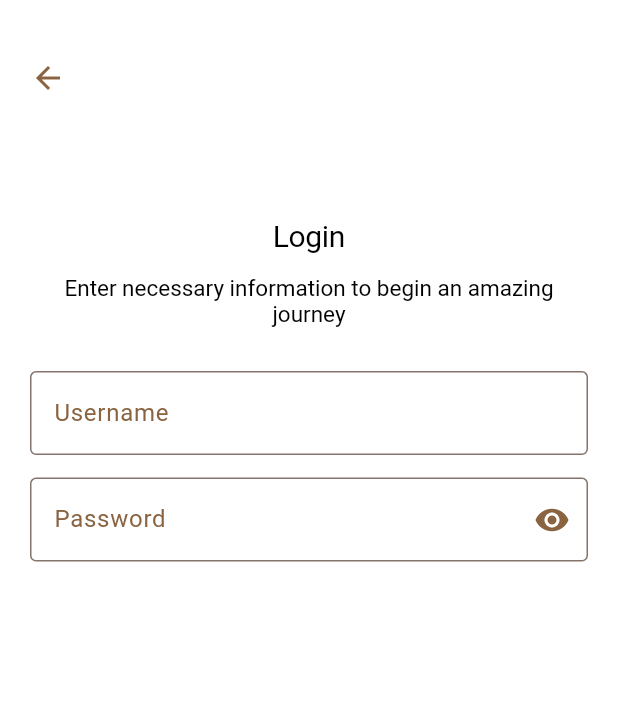
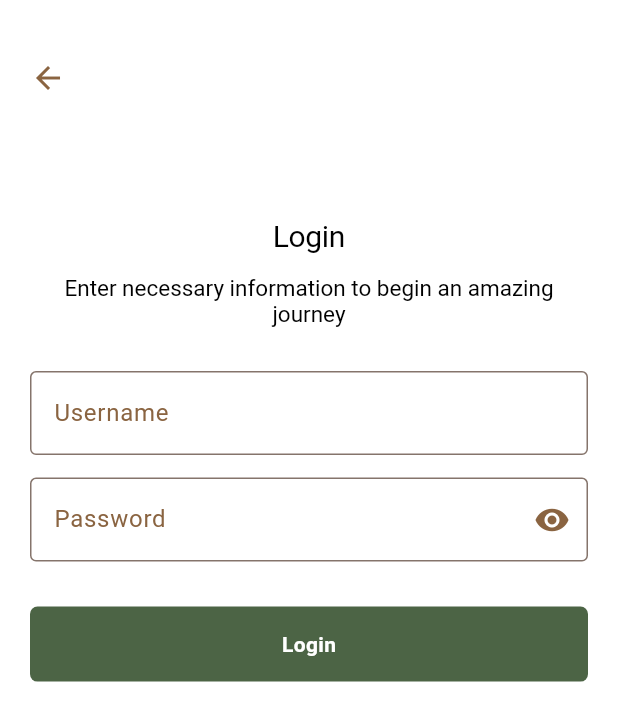
Before and after one commit to Avesta-Group/Yekin-Flutter, a Flutter app: the screen it shows after launch, on a phone screen of 412 x 824 dp. Shown: the top 721 px of the screen. Run offline on Flutter 3.47's test engine with Material 3 defaults, Android fonts, the phone set to English and light mode, and no system bars; our stand-ins replace connectivity_plus, dio, get, shared_preferences.

Commit message:
initial commit

```diff
--- /dev/null
+++ b/lib/api/endpoints.dart
@@ -0,0 +1,9 @@
+class Endpoints {
+  Endpoints._();
+
+  static const String baseURL = 'https://reqres.in/api';
+
+  static const int receiveTimeout = 5000;
+
+  static const int connectionTimeout = 3000;
+}
--- a/lib/app.dart
+++ b/lib/app.dart
@@ -1,31 +1,37 @@
 import 'package:flutter/material.dart';
 import 'package:get/get.dart';
 import 'package:my_puk_application/controller_bindings.dart';
+import 'package:my_puk_application/controllers/utilsControllers/connectivity_controller.dart';
 import 'package:my_puk_application/controllers/utilsControllers/language_controller.dart';
 import 'package:my_puk_application/routes/routes.dart';
 import 'package:my_puk_application/theme/themes.dart';
 import 'package:my_puk_application/utils/app_constants.dart';
 import 'package:my_puk_application/utils/messages.dart';
-import 'package:shared_preferences/shared_preferences.dart';
 
 class MyApp extends StatelessWidget {
   final Map<String, Map<String, String>> languages;
+  final ConnectivityController connectivityController = Get.put(ConnectivityController());
 
-  MyApp({Key? key, required this.languages}) : super(key: key);
+   MyApp({super.key, required this.languages});
 
   @override
   Widget build(BuildContext context) {
     return GetBuilder<LocalizationController>(
       builder: (localizationController) {
-        SharedPreferences? sharedPreferences;
-
-        // Initialize SharedPreferences
-        SharedPreferences.getInstance().then((prefs) {
-          sharedPreferences = prefs;
-        });
-
-        //print("value : " + sharedPreferences != null?sharedPreferences!.getString('currentTheme').toString():'');
         return GetMaterialApp(
+          builder: (context, child) {
+            return Obx(() {
+              if (connectivityController.connectionType == MConnectivityResult.none) {
+                return const Scaffold(
+                  body: Center(
+                    child: Text('No Internet Connection'),
+                  ),
+                );
+              } else {
+                return child!;
+              }
+            });
+          },
           debugShowCheckedModeBanner: false,
           title: 'Refresh Project',
           locale: localizationController.locale,
@@ -36,9 +42,7 @@ class MyApp extends StatelessWidget {
           ),
           theme: Themes().lightTheme,
           darkTheme: Themes().darkTheme,
-          themeMode: sharedPreferences != null && sharedPreferences!.getString('currentTheme').toString() == 'dark'
-              ? ThemeMode.dark
-              : ThemeMode.light,
+          themeMode:  ThemeMode.light,
           initialBinding: ControllerBindings(),
           initialRoute: Routes.home,
           getPages: getPages,
--- /dev/null
+++ b/lib/components/button_widget.dart
@@ -0,0 +1,36 @@
+import 'package:flutter/material.dart';
+import 'package:get/get.dart';
+
+class ButtonWidget extends StatelessWidget {
+  final String text;
+  final VoidCallback onPressed;
+
+  const ButtonWidget({
+    super.key,
+    required this.text,
+    required this.onPressed,
+  });
+
+  @override
+  Widget build(BuildContext context) {
+    return Container(
+      width: Get.width,
+      height: 50,
+      decoration: BoxDecoration(
+        color: Theme.of(context).colorScheme.primary,
+        borderRadius: BorderRadius.circular(5)
+      ),
+      child: InkWell(
+          onTap: onPressed,
+          child: Center(
+            child: Text(text,
+            style:  TextStyle(
+              color: Theme.of(context).colorScheme.background,
+              fontWeight: FontWeight.bold
+              ),
+          ),
+          ),
+      ),
+    );
+  }
+}
--- /dev/null
+++ b/lib/controllers/utilsControllers/connectivity_controller.dart
@@ -0,0 +1,63 @@
+import 'dart:async';
+import 'package:connectivity_plus/connectivity_plus.dart';
+import 'package:flutter/foundation.dart';
+import 'package:flutter/services.dart';
+import 'package:get/get.dart';
+
+class ConnectivityController extends GetxController {
+  final _connectionType = MConnectivityResult.none.obs;
+  final Connectivity _connectivity = Connectivity();
+  late StreamSubscription _streamSubscription;
+
+  MConnectivityResult get connectionType => _connectionType.value;
+
+  set connectionType(value) {
+    _connectionType.value = value;
+  }
+
+  @override
+  void onInit() {
+    super.onInit();
+    getConnectivityType();
+    _streamSubscription =
+        _connectivity.onConnectivityChanged.listen((event) => _updateState(event[0]));
+  }
+
+  Future<void> getConnectivityType() async {
+    late List<ConnectivityResult> connectivityResult;
+
+    try {
+      connectivityResult = (await _connectivity.checkConnectivity());
+    } on PlatformException catch (e) {
+      if (kDebugMode) {
+        print(e);
+      }
+    }
+    return _updateState(connectivityResult[0]);
+  }
+
+  _updateState(ConnectivityResult result) {
+    switch (result) {
+      case ConnectivityResult.wifi:
+        connectionType = MConnectivityResult.wifi;
+        break;
+      case ConnectivityResult.mobile:
+        connectionType = MConnectivityResult.mobile;
+        break;
+      case ConnectivityResult.none:
+        connectionType = MConnectivityResult.none;
+        break;
+      default:
+        print('Failed to get connection type');
+        break;
+    }
+
+  }
+
+  @override
+  void onClose() {
+    _streamSubscription.cancel();
+  }
+}
+
+enum MConnectivityResult { none, wifi, mobile }
--- a/lib/routes/routes.dart
+++ b/lib/routes/routes.dart
@@ -1,10 +1,12 @@
 import 'package:get/get.dart';
+import 'package:my_puk_application/screens/connectivity_screen.dart';
 import 'package:my_puk_application/screens/login_screen.dart';
 
 class Routes {
   static String home = '/';
   static String login = '/login';
   static String register = '/register';
+  static String noInternet = '/noInternet';
 }
 
 final getPages = [
--- a/lib/screens/login_screen.dart
+++ b/lib/screens/login_screen.dart
@@ -1,9 +1,13 @@
 import 'package:flutter/material.dart';
 import 'package:get/get.dart';
+import 'package:my_puk_application/api/dio_client.dart';
+import 'package:my_puk_application/components/button_widget.dart';
 import 'package:my_puk_application/components/textfiled_widget.dart';
 
 class LoginScreen extends StatelessWidget {
    LoginScreen({super.key});
+
+    final DioClient dioClient = DioClient();
 
     final _userNameController = TextEditingController();
     final _pwdController = TextEditingController();
@@ -71,6 +75,16 @@ class LoginScreen extends StatelessWidget {
                         ),
                       ),
 
+                      Padding(
+                        padding: const EdgeInsets.only(top: 30.0),
+                        child: ButtonWidget(
+                          text: "login".tr,
+                          onPressed: () async {
+                            final response = await dioClient.getResource(id: 2, model: 'users');
+                            print(response);
+                          },
+                        ),
+                      ),
                     ],
                   ),
                 ),
--- a/lib/theme/themes.dart
+++ b/lib/theme/themes.dart
@@ -13,6 +13,7 @@ class Themes {
           seedColor: AppConstants.quinaryColor,
         ),
 
+
         textTheme: const TextTheme(
           displayLarge: TextStyle(
             color: Colors.black,
@@ -24,6 +25,14 @@ class Themes {
             fontSize: 15,
           ),
         ),
+
+
+      textButtonTheme: TextButtonThemeData(
+      style: ButtonStyle(
+        foregroundColor: MaterialStateProperty.all<Color>(AppConstants.background),
+      ),
+    ),
+
   );
 
 
--- a/lib/utils/app_constants.dart
+++ b/lib/utils/app_constants.dart
@@ -5,8 +5,6 @@ import 'package:flutter/material.dart';
 import 'package:my_puk_application/models/language_model.dart';
 
 class AppConstants {
-  //base query
-   static const String baseUrl = 'https://reqres.in/api';
 
   //Localization
   static const String COUNTRY_CODE = 'country_code';
--- a/lib/utils/dependency_inj.dart
+++ b/lib/utils/dependency_inj.dart
@@ -2,6 +2,7 @@ import 'dart:convert';
 
 import 'package:flutter/services.dart';
 import 'package:get/get.dart';
+import 'package:my_puk_application/controllers/utilsControllers/connectivity_controller.dart';
 import 'package:my_puk_application/models/language_model.dart';
 import 'package:shared_preferences/shared_preferences.dart';
 
--- a/pubspec.yaml
+++ b/pubspec.yaml
@@ -39,6 +39,7 @@ dependencies:
   get_storage:
   shared_preferences:
   dio:
+  connectivity_plus:
 
 dev_dependencies:
   flutter_test:
```
Also changed, not shown: lib/api/dio_client.dart (added, +75 -0 lines), lib/api/dio_exception.dart (added, +63 -0 lines), lib/screens/connectivity_screen.dart (added, +27 -0 lines), pubspec.lock, 3 other files.
